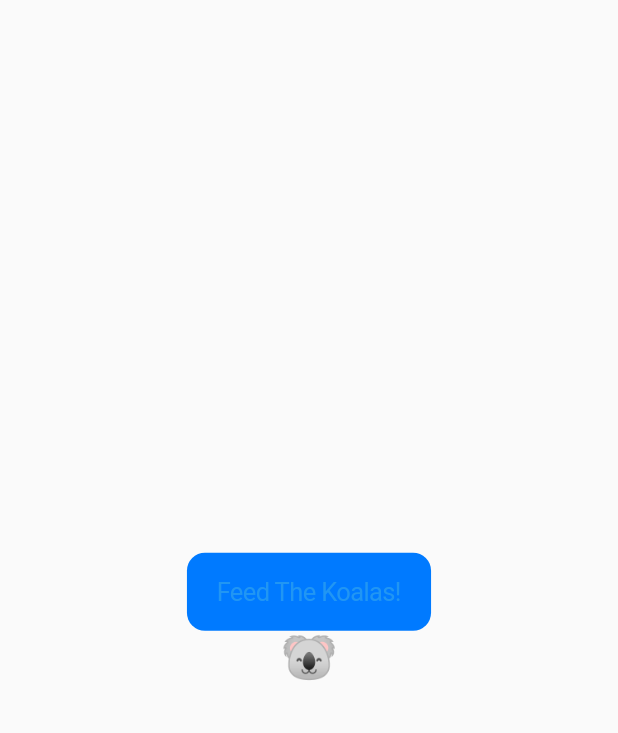
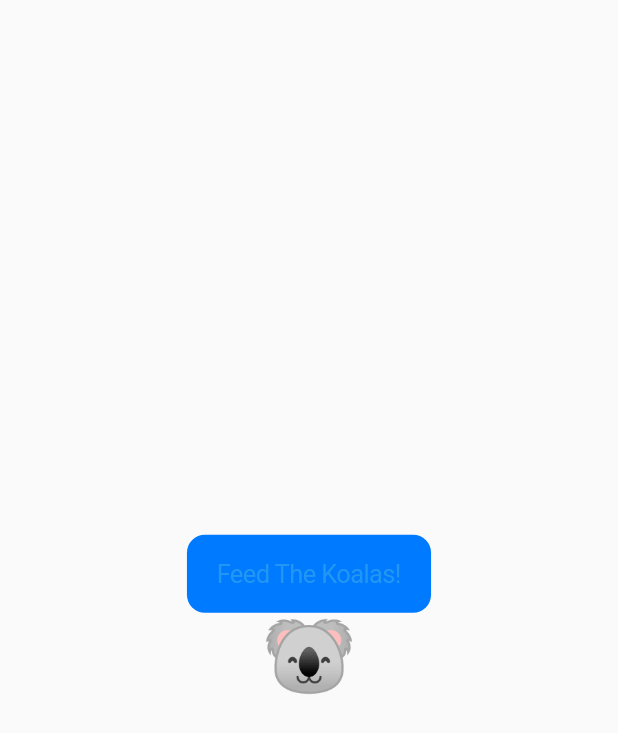
Before and after one commit to kwight/presi_futures_streams_flutter, a Flutter app: the screen it shows after launch, on a phone screen of 412 x 824 dp. Shown: the top 733 px of the screen. Run offline on Flutter 3.47's test engine with Material 2 defaults, Android fonts, the light colour scheme and no system bars.

Commit message:
add animation for growing koalas

```diff
--- a/lib/koala_feed.dart
+++ b/lib/koala_feed.dart
@@ -26,33 +26,28 @@ class FeedKoalas extends StatefulWidget {
 class _FeedKoalasState extends State<FeedKoalas> {
   double size = 50.0;
 
-  onPressed() {
-    setState(() {
-      size = size + 10;
-    });
-    koalaFeeding.sink.add(size);
-  }
-
   @override
   Widget build(BuildContext context) {
     return CupertinoButton(
       child: Text('Feed The Koalas!'),
       color: CupertinoColors.activeBlue,
-      onPressed: onPressed,
+      onPressed: () {
+        setState(() {
+          size = size + 30;
+        });
+        koalaFeeding.sink.add(size);
+      },
     );
   }
 }
 
 class HungryKoala extends StatelessWidget {
   Widget builder(BuildContext context, AsyncSnapshot snapshot) {
-    // switch (snapshot.connectionState) {
-    //   case ConnectionState.waiting:
-    //     return CupertinoActivityIndicator(
-    //       radius: 20,
-    //     );
-    //     break;
-    //   default:
-    return Text('🐨', style: TextStyle(fontSize: snapshot.data));
+    return AnimatedDefaultTextStyle(
+        style: TextStyle(fontSize: snapshot.data),
+        duration: Duration(seconds: 1),
+        curve: Curves.elasticInOut,
+        child: Text('🐨'));
   }
 
   @override
```
